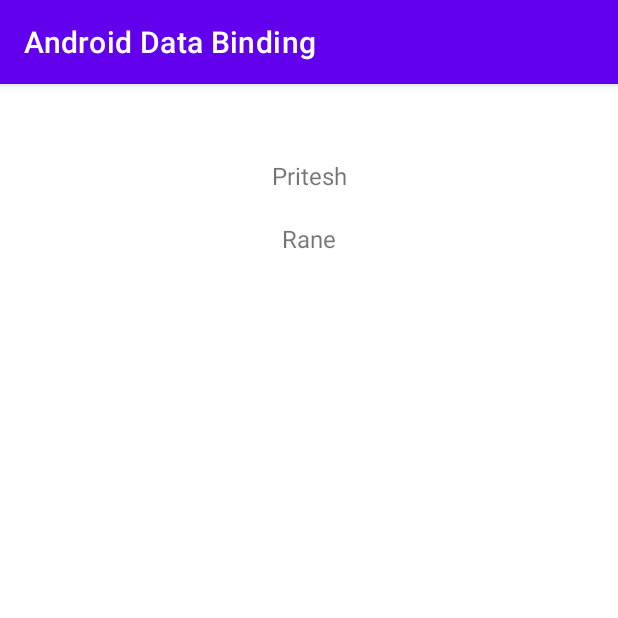
After one commit to priteshRane/AndroidDataBinding, an Android app: the ExampleOneActivity screen opened directly, with no data from a screen before it, on a phone screen of 412 x 824 dp, the top half of it. The commit adds this screen. Run offline under Robolectric (Android 15) with nearby library versions, the phone set to English and light mode, and no system bars; our stand-ins replace data binding.

Commit message:
Home activity created using MVVM, ExampleOne activity created using data binding

```diff
--- a/app/src/main/AndroidManifest.xml
+++ b/app/src/main/AndroidManifest.xml
@@ -9,7 +9,8 @@
         android:roundIcon="@mipmap/ic_launcher_round"
         android:supportsRtl="true"
         android:theme="@style/AppTheme">
-        <activity android:name=".MainActivity">
+        <activity android:name=".ui.exampleone.ExampleOneActivity"></activity>
+        <activity android:name=".ui.home.HomeActivity">
             <intent-filter>
                 <action android:name="android.intent.action.MAIN" />
 
--- /dev/null
+++ b/app/src/main/java/com/ransoft/androiddatabinding/data/entities/User.kt
@@ -0,0 +1,3 @@
+package com.ransoft.androiddatabinding.data.entities
+
+data class User(val firstName: String, val lastName: String)
--- /dev/null
+++ b/app/src/main/java/com/ransoft/androiddatabinding/ui/exampleone/ExampleOneActivity.kt
@@ -0,0 +1,18 @@
+package com.ransoft.androiddatabinding.ui.exampleone
+
+import androidx.appcompat.app.AppCompatActivity
+import android.os.Bundle
+import androidx.databinding.DataBindingUtil
+import com.ransoft.androiddatabinding.R
+import com.ransoft.androiddatabinding.data.entities.User
+import com.ransoft.androiddatabinding.databinding.ActivityExampleOneBinding
+
+class ExampleOneActivity : AppCompatActivity() {
+
+    override fun onCreate(savedInstanceState: Bundle?) {
+        super.onCreate(savedInstanceState)
+        val binding: ActivityExampleOneBinding = DataBindingUtil.setContentView(this, R.layout.activity_example_one)
+
+        binding.user = User("Pritesh", "Rane")
+    }
+}
--- /dev/null
+++ b/app/src/main/java/com/ransoft/androiddatabinding/ui/home/HomeListener.kt
@@ -0,0 +1,5 @@
+package com.ransoft.androiddatabinding.ui.home
+
+interface HomeListener {
+    fun goToExampleOne()
+}
--- /dev/null
+++ b/app/src/main/res/layout/activity_example_one.xml
@@ -0,0 +1,41 @@
+<?xml version="1.0" encoding="utf-8"?>
+<layout xmlns:android="http://schemas.android.com/apk/res/android"
+    xmlns:app="http://schemas.android.com/apk/res-auto"
+    xmlns:tools="http://schemas.android.com/tools">
+
+    <data>
+        <variable
+            name="user"
+            type="com.ransoft.androiddatabinding.data.entities.User" />
+    </data>
+
+    <androidx.constraintlayout.widget.ConstraintLayout
+        android:layout_width="match_parent"
+        android:layout_height="match_parent"
+        tools:context=".ui.exampleone.ExampleOneActivity">
+
+        <TextView
+            android:id="@+id/tv_first_name"
+            android:layout_width="match_parent"
+            android:layout_height="wrap_content"
+            android:layout_marginTop="50dp"
+            android:gravity="center"
+            android:text="@{user.firstName}"
+            android:textSize="16sp"
+            app:layout_constraintLeft_toRightOf="parent"
+            app:layout_constraintRight_toLeftOf="parent"
+            app:layout_constraintTop_toTopOf="parent" />
+
+        <TextView
+            android:id="@+id/tv_last_name"
+            android:layout_width="match_parent"
+            android:layout_height="wrap_content"
+            android:layout_marginTop="20dp"
+            android:gravity="center"
+            android:text="@{user.lastName}"
+            android:textSize="16sp"
+            app:layout_constraintLeft_toRightOf="parent"
+            app:layout_constraintRight_toLeftOf="parent"
+            app:layout_constraintTop_toBottomOf="@id/tv_first_name" />
+    </androidx.constraintlayout.widget.ConstraintLayout>
+</layout>
--- a/app/src/main/res/values/strings.xml
+++ b/app/src/main/res/values/strings.xml
@@ -1,3 +1,4 @@
 <resources>
     <string name="app_name">Android Data Binding</string>
+    <string name="example_one">Example One</string>
 </resources>
```
Also changed, not shown: app/build.gradle (+8 -2 lines), app/src/main/java/com/ransoft/androiddatabinding/MainActivity.kt (deleted, +0 -12 lines), app/src/main/java/com/ransoft/androiddatabinding/ui/home/HomeActivity.kt (added, +33 -0 lines), app/src/main/java/com/ransoft/androiddatabinding/ui/home/HomeViewModel.kt (added, +12 -0 lines), app/src/main/java/com/ransoft/androiddatabinding/util/ViewUtils.kt (added, +8 -0 lines), app/src/main/res/layout/activity_home.xml (added, +26 -0 lines), app/src/main/res/layout/activity_main.xml (deleted, +0 -18 lines).
